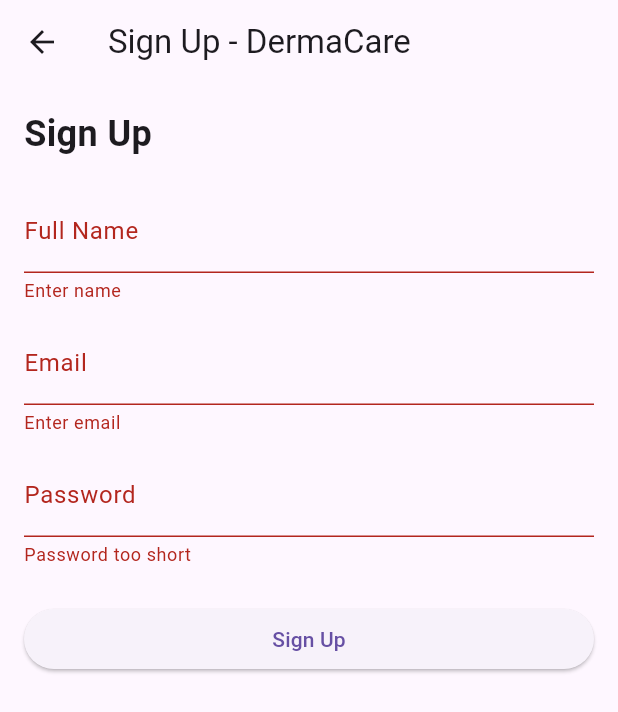
After one commit to Krish5706/DermaCare, a Flutter app: the SignupPage screen opened directly, after a tap on "Sign Up", on a phone screen of 412 x 824 dp. The commit adds this screen. Shown: the top 712 px of the screen. Run offline on Flutter 3.47's test engine with Material 3 defaults, Android fonts, the phone set to English and light mode, and no system bars.

Commit message:
login and signup

```diff
--- a/derma_care/lib/main.dart
+++ b/derma_care/lib/main.dart
@@ -1,5 +1,8 @@
 import 'package:flutter/material.dart';
 import 'settings.dart';
+// import 'login_page.dart';
+// import 'signup_page.dart';
+
 
 void main() {
   runApp(const MyApp());
--- /dev/null
+++ b/derma_care/lib/signup_page.dart
@@ -0,0 +1,57 @@
+import 'package:flutter/material.dart';
+
+class SignupPage extends StatelessWidget {
+  final _formKey = GlobalKey<FormState>();
+  final nameController = TextEditingController();
+  final emailController = TextEditingController();
+  final passwordController = TextEditingController();
+
+  @override
+  Widget build(BuildContext context) {
+    return Scaffold(
+      appBar: AppBar(title: Text("Sign Up - DermaCare")),
+      body: Padding(
+        padding: EdgeInsets.all(16.0),
+        child: Form(
+          key: _formKey,
+          child: ListView(
+            children: [
+              Text("Sign Up", style: TextStyle(fontSize: 24, fontWeight: FontWeight.bold)),
+              SizedBox(height: 20),
+              TextFormField(
+                controller: nameController,
+                decoration: InputDecoration(labelText: "Full Name"),
+                validator: (value) => value!.isEmpty ? "Enter name" : null,
+              ),
+              SizedBox(height: 12),
+              TextFormField(
+                controller: emailController,
+                decoration: InputDecoration(labelText: "Email"),
+                validator: (value) => value!.isEmpty ? "Enter email" : null,
+              ),
+              SizedBox(height: 12),
+              TextFormField(
+                controller: passwordController,
+                decoration: InputDecoration(labelText: "Password"),
+                obscureText: true,
+                validator: (value) => value!.length < 6 ? "Password too short" : null,
+              ),
+              SizedBox(height: 24),
+              ElevatedButton(
+                onPressed: () {
+                  if (_formKey.currentState!.validate()) {
+                    // Implement signup logic here
+                    ScaffoldMessenger.of(context).showSnackBar(SnackBar(
+                      content: Text("Signing up..."),
+                    ));
+                  }
+                },
+                child: Text("Sign Up"),
+              ),
+            ],
+          ),
+        ),
+      ),
+    );
+  }
+}
```
Also changed, not shown: derma_care/lib/login_page.dart (added, +50 -0 lines).
